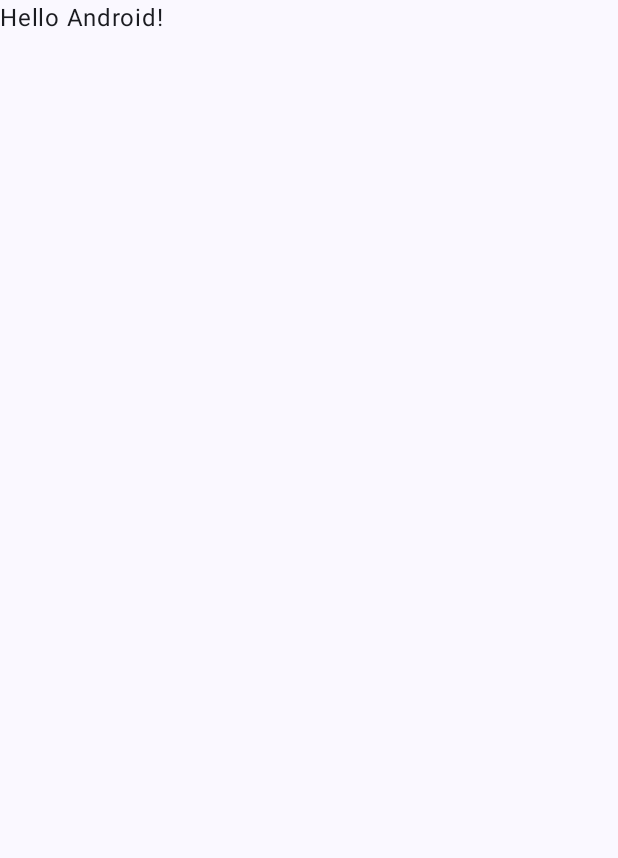
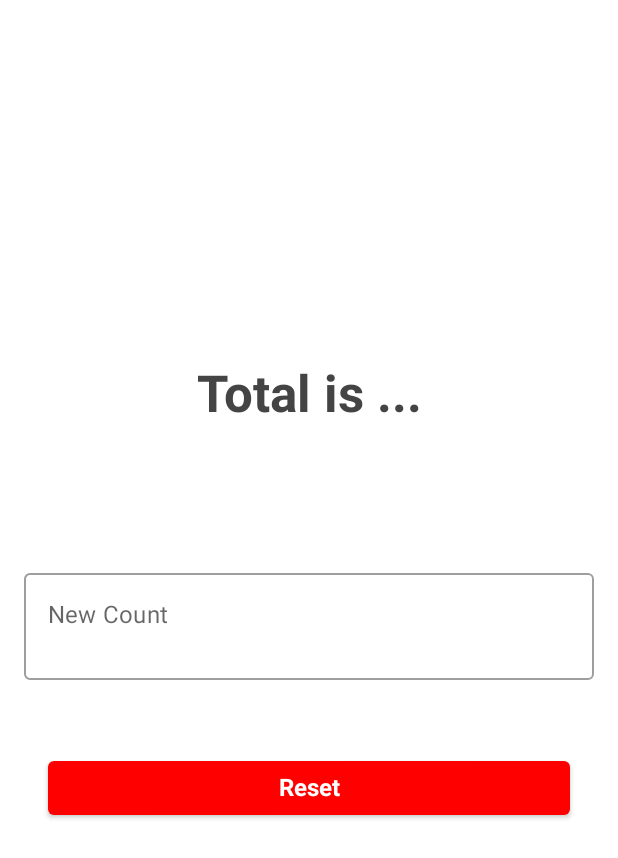
Before and after one commit to josue-lubaki/counter-app, an Android app built with Jetpack Compose: the screen it shows after launch (MainActivity), on a phone screen of 412 x 824 dp. Before the commit the part shown is almost empty. Shown: the top 858 px of the screen. Run offline under Robolectric (Android 15) with nearby library versions, the phone set to English and light mode, and no system bars.

Commit message:
completed MVI architecture

```diff
--- a/app/src/main/java/ca/josuelubaki/handleeventapp/CounterViewModel.kt
+++ b/app/src/main/java/ca/josuelubaki/handleeventapp/CounterViewModel.kt
@@ -16,20 +16,21 @@ class CounterViewModel : ViewModel() {
         // initial state of the screen
         MainScreenState(
             inputValue = "",
-            resultValue = "",
+            resultValue = "Total is ...",
             isCountButtonVisible = false
         )
     )
     val screenState : State<MainScreenState> = _screenState
 
-    private val _uiEvent = MutableSharedFlow<UIEvent>()
-    val uiEvent : SharedFlow<UIEvent> = _uiEvent.asSharedFlow()
+    private val _uiEventFlow = MutableSharedFlow<UIEvent>()
+    val uiEventFlow : SharedFlow<UIEvent> = _uiEventFlow.asSharedFlow()
 
     private var total = 0.0
     private fun addTotal(){
         total += _screenState.value.inputValue.toDouble()
         _screenState.value = _screenState.value.copy(
             resultValue = "Total is $total",
+            inputValue = "",
             isCountButtonVisible = false
         )
     }
@@ -55,7 +56,7 @@ class CounterViewModel : ViewModel() {
             is CounterEvent.CountButtonClicked -> {
                 addTotal()
                 viewModelScope.launch {
-                    _uiEvent.emit(UIEvent.ShowMessage(
+                    _uiEventFlow.emit(UIEvent.ShowMessage(
                         message = "Value added successfully",
                     ))
                 }
@@ -64,7 +65,7 @@ class CounterViewModel : ViewModel() {
             is CounterEvent.ResetButtonClicked -> {
                 resetTotal()
                 viewModelScope.launch {
-                    _uiEvent.emit(UIEvent.ShowMessage(
+                    _uiEventFlow.emit(UIEvent.ShowMessage(
                         message = "Value reset successfully",
                     ))
                 }
--- a/app/src/main/java/ca/josuelubaki/handleeventapp/MainActivity.kt
+++ b/app/src/main/java/ca/josuelubaki/handleeventapp/MainActivity.kt
@@ -3,14 +3,34 @@ package ca.josuelubaki.handleeventapp
 import android.os.Bundle
 import androidx.activity.ComponentActivity
 import androidx.activity.compose.setContent
+import androidx.compose.foundation.layout.Arrangement
+import androidx.compose.foundation.layout.Column
 import androidx.compose.foundation.layout.fillMaxSize
-import androidx.compose.material3.MaterialTheme
-import androidx.compose.material3.Surface
-import androidx.compose.material3.Text
+import androidx.compose.foundation.layout.fillMaxWidth
+import androidx.compose.foundation.layout.padding
+import androidx.compose.foundation.text.KeyboardOptions
+import androidx.compose.material.Button
+import androidx.compose.material.ButtonDefaults
+import androidx.compose.material.MaterialTheme
+import androidx.compose.material.OutlinedTextField
+import androidx.compose.material.Scaffold
+import androidx.compose.material.Surface
+import androidx.compose.material.Text
+import androidx.compose.material.rememberScaffoldState
 import androidx.compose.runtime.Composable
+import androidx.compose.runtime.LaunchedEffect
 import androidx.compose.ui.Modifier
+import androidx.compose.ui.graphics.Color
+import androidx.compose.ui.text.TextStyle
+import androidx.compose.ui.text.font.FontWeight
+import androidx.compose.ui.text.input.ImeAction
+import androidx.compose.ui.text.input.KeyboardType
+import androidx.compose.ui.text.style.TextAlign
 import androidx.compose.ui.tooling.preview.Preview
+import androidx.compose.ui.unit.dp
+import androidx.lifecycle.viewmodel.compose.viewModel
 import ca.josuelubaki.handleeventapp.ui.theme.HandleEventAppTheme
+import kotlinx.coroutines.flow.collectLatest
 
 class MainActivity : ComponentActivity() {
     override fun onCreate(savedInstanceState: Bundle?) {
@@ -20,9 +40,9 @@ class MainActivity : ComponentActivity() {
                 // A surface container using the 'background' color from the theme
                 Surface(
                     modifier = Modifier.fillMaxSize(),
-                    color = MaterialTheme.colorScheme.background
+                    color = MaterialTheme.colors.background
                 ) {
-                    Greeting("Android")
+                    MainScreen()
                 }
             }
         }
@@ -30,17 +50,127 @@ class MainActivity : ComponentActivity() {
 }
 
 @Composable
-fun Greeting(name: String, modifier: Modifier = Modifier) {
-    Text(
-        text = "Hello $name!",
-        modifier = modifier
-    )
+fun MainScreen(
+    modifier: Modifier = Modifier,
+    counterViewModel : CounterViewModel = viewModel()
+) {
+
+    val screenState = counterViewModel.screenState.value
+    val scaffoldState = rememberScaffoldState()
+
+    LaunchedEffect(key1 = true){
+        counterViewModel.uiEventFlow.collectLatest { event ->
+           when(event){
+               is UIEvent.ShowMessage -> {
+                   scaffoldState.snackbarHostState.showSnackbar(
+                       message = event.message
+                   )
+               }
+           }
+        }
+    }
+
+    Scaffold(
+        scaffoldState = scaffoldState,
+    ){ paddingValues ->
+        Column(
+            modifier = modifier
+                .padding(paddingValues)
+                .fillMaxSize(),
+            verticalArrangement = Arrangement.Center,
+        ){
+            Text(
+                modifier = Modifier
+                    .fillMaxWidth()
+                    .padding(bottom = 75.dp)
+                ,
+                text = screenState.resultValue,
+                style = TextStyle(
+                    fontSize = MaterialTheme.typography.h4.fontSize,
+                    fontWeight = FontWeight.Bold,
+                    color = Color.DarkGray
+                ),
+                textAlign = TextAlign.Center,
+            )
+
+            OutlinedTextField(
+                modifier = Modifier
+                    .fillMaxWidth()
+                    .padding(all = 16.dp)
+                ,
+                value = screenState.inputValue,
+                onValueChange = {
+                   counterViewModel.onEvent(CounterEvent.ValueEntered(it))
+                },
+                keyboardOptions = KeyboardOptions(
+                    keyboardType = KeyboardType.Number,
+                    imeAction = ImeAction.Done
+                ),
+                textStyle = TextStyle(
+                    fontSize = MaterialTheme.typography.h4.fontSize,
+                    color = Color.DarkGray,
+                    fontWeight = FontWeight.Bold
+                ),
+                label = { Text(text = "New Count") },
+            )
+
+            Column(
+                modifier = Modifier
+                   .fillMaxWidth()
+                   .padding(all = 16.dp)
+            ){
+                if(screenState.isCountButtonVisible){
+                    Button(
+                        modifier = Modifier
+                            .fillMaxWidth()
+                            .padding(all = 16.dp),
+                        onClick = {
+                            counterViewModel.onEvent(CounterEvent.CountButtonClicked)
+                        },
+                        colors = ButtonDefaults.buttonColors(
+                            backgroundColor = Color.Green,
+                        )
+                    ){
+                        Text(
+                            text = "Count",
+                            style = TextStyle(
+                                fontSize = MaterialTheme.typography.body1.fontSize,
+                                fontWeight = FontWeight.Bold,
+                                color = Color.Black
+                            )
+                        )
+                    }
+                }
+
+                Button(
+                    modifier = Modifier
+                        .fillMaxWidth()
+                        .padding(all = 16.dp),
+                    onClick = {
+                        counterViewModel.onEvent(CounterEvent.ResetButtonClicked)
+                    },
+                    colors = ButtonDefaults.buttonColors(
+                        backgroundColor = Color.Red,
+                    )
+                ){
+                    Text(
+                        text = "Reset",
+                        style = TextStyle(
+                            fontSize = MaterialTheme.typography.body1.fontSize,
+                            fontWeight = FontWeight.Bold,
+                            color = Color.White
+                        )
+                    )
+                }
+            }
+        }
+    }
 }
 
 @Preview(showBackground = true)
 @Composable
-fun GreetingPreview() {
+fun MainScreenPreview() {
     HandleEventAppTheme {
-        Greeting("Android")
+        MainScreen()
     }
 }
--- /dev/null
+++ b/app/src/main/java/ca/josuelubaki/handleeventapp/ui/theme/Shape.kt
@@ -0,0 +1,11 @@
+package ca.josuelubaki.handleeventapp.ui.theme
+
+import androidx.compose.foundation.shape.RoundedCornerShape
+import androidx.compose.material.Shapes
+import androidx.compose.ui.unit.dp
+
+val Shapes = Shapes(
+    small = RoundedCornerShape(4.dp),
+    medium = RoundedCornerShape(4.dp),
+    large = RoundedCornerShape(0.dp)
+)
--- a/app/src/main/java/ca/josuelubaki/handleeventapp/ui/theme/Theme.kt
+++ b/app/src/main/java/ca/josuelubaki/handleeventapp/ui/theme/Theme.kt
@@ -3,68 +3,44 @@ package ca.josuelubaki.handleeventapp.ui.theme
 import android.app.Activity
 import android.os.Build
 import androidx.compose.foundation.isSystemInDarkTheme
-import androidx.compose.material3.MaterialTheme
-import androidx.compose.material3.darkColorScheme
-import androidx.compose.material3.dynamicDarkColorScheme
-import androidx.compose.material3.dynamicLightColorScheme
-import androidx.compose.material3.lightColorScheme
+import androidx.compose.material.MaterialTheme
+import androidx.compose.material.darkColors
+import androidx.compose.material.lightColors
 import androidx.compose.runtime.Composable
-import androidx.compose.runtime.SideEffect
-import androidx.compose.ui.graphics.toArgb
-import androidx.compose.ui.platform.LocalContext
-import androidx.compose.ui.platform.LocalView
-import androidx.core.view.WindowCompat
 
-private val DarkColorScheme = darkColorScheme(
+private val DarkColorPalette = darkColors(
     primary = Purple80,
-    secondary = PurpleGrey80,
-    tertiary = Pink80
+    primaryVariant = PurpleGrey80,
+    secondary = Pink80
 )
 
-private val LightColorScheme = lightColorScheme(
+private val LightColorPalette = lightColors(
     primary = Purple40,
-    secondary = PurpleGrey40,
-    tertiary = Pink40
+    primaryVariant = PurpleGrey40,
+    secondary = Pink40
 
     /* Other default colors to override
-    background = Color(0xFFFFFBFE),
-    surface = Color(0xFFFFFBFE),
+    background = Color.White,
+    surface = Color.White,
     onPrimary = Color.White,
-    onSecondary = Color.White,
-    onTertiary = Color.White,
-    onBackground = Color(0xFF1C1B1F),
-    onSurface = Color(0xFF1C1B1F),
+    onSecondary = Color.Black,
+    onBackground = Color.Black,
+    onSurface = Color.Black,
     */
 )
 
 @Composable
-fun HandleEventAppTheme(
-    darkTheme: Boolean = isSystemInDarkTheme(),
-    // Dynamic color is available on Android 12+
-    dynamicColor: Boolean = true,
-    content: @Composable () -> Unit
-) {
-    val colorScheme = when {
-        dynamicColor && Build.VERSION.SDK_INT >= Build.VERSION_CODES.S -> {
-            val context = LocalContext.current
-            if (darkTheme) dynamicDarkColorScheme(context) else dynamicLightColorScheme(context)
-        }
-
-        darkTheme -> DarkColorScheme
-        else -> LightColorScheme
-    }
-    val view = LocalView.current
-    if (!view.isInEditMode) {
-        SideEffect {
-            val window = (view.context as Activity).window
-            window.statusBarColor = colorScheme.primary.toArgb()
-            WindowCompat.getInsetsController(window, view).isAppearanceLightStatusBars = darkTheme
-        }
+fun HandleEventAppTheme(darkTheme: Boolean = isSystemInDarkTheme(), content: @Composable () -> Unit) {
+    val colors = if (darkTheme) {
+        DarkColorPalette
+    } else {
+        LightColorPalette
     }
 
     MaterialTheme(
-        colorScheme = colorScheme,
+        colors = colors,
         typography = Typography,
+        shapes = Shapes,
         content = content
     )
 }
--- a/app/src/main/java/ca/josuelubaki/handleeventapp/ui/theme/Type.kt
+++ b/app/src/main/java/ca/josuelubaki/handleeventapp/ui/theme/Type.kt
@@ -1,6 +1,6 @@
 package ca.josuelubaki.handleeventapp.ui.theme
 
-import androidx.compose.material3.Typography
+import androidx.compose.material.Typography
 import androidx.compose.ui.text.TextStyle
 import androidx.compose.ui.text.font.FontFamily
 import androidx.compose.ui.text.font.FontWeight
@@ -8,12 +8,10 @@ import androidx.compose.ui.unit.sp
 
 // Set of Material typography styles to start with
 val Typography = Typography(
-    bodyLarge = TextStyle(
+    body1 = TextStyle(
         fontFamily = FontFamily.Default,
         fontWeight = FontWeight.Normal,
-        fontSize = 16.sp,
-        lineHeight = 24.sp,
-        letterSpacing = 0.5.sp
+        fontSize = 16.sp
     )
     /* Other default text styles to override
     titleLarge = TextStyle(
```
Also changed, not shown: app/build.gradle (+16 -12 lines).
